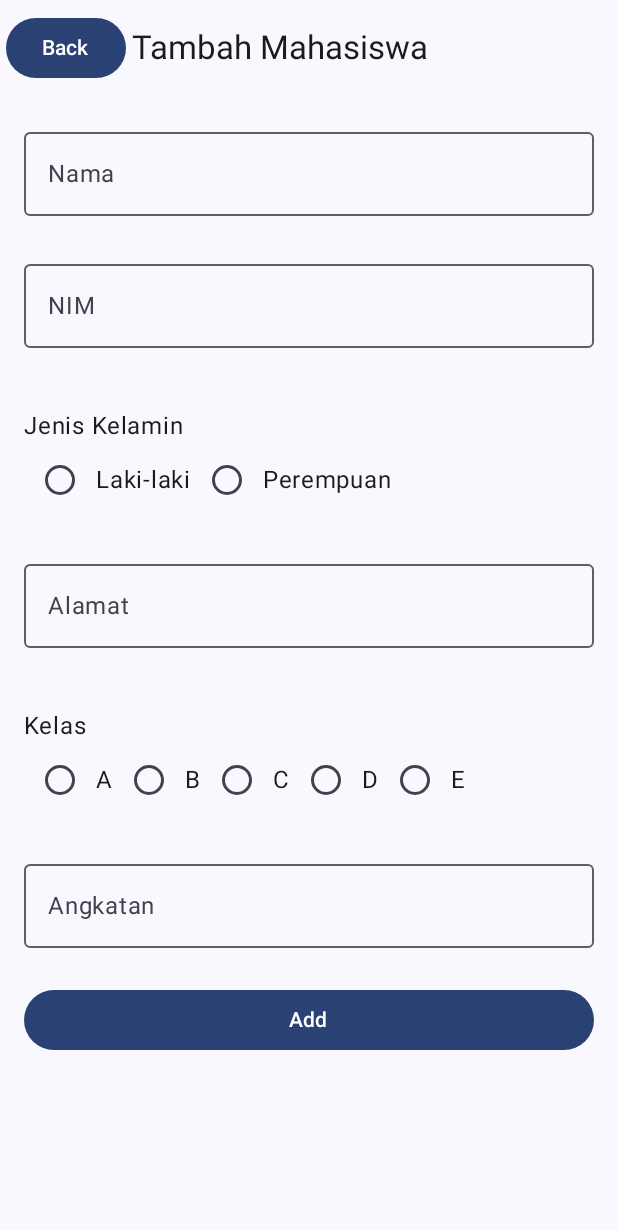
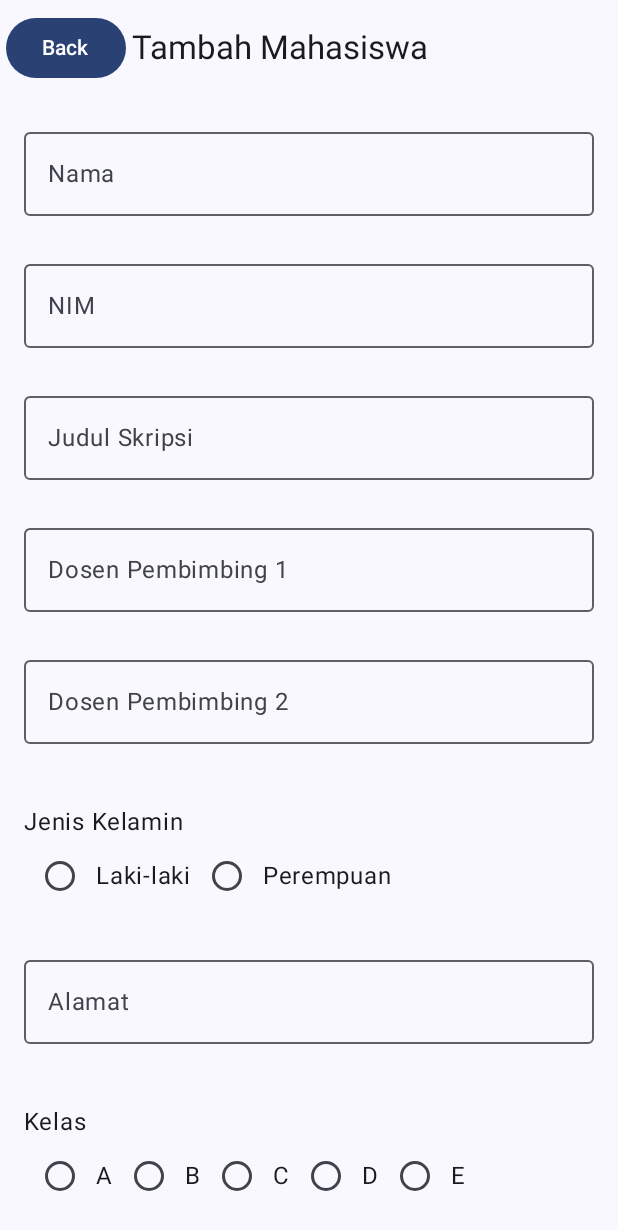
Before and after one commit to yabuuu6/QuestFireBase_024, an Android app built with Jetpack Compose: the composable InsertMhsView shown on its own in the app's theme, on a phone screen of 412 x 824 dp. Shown: the top 1230 px of the screen. Run offline under Robolectric (Android 15) with nearby library versions, the phone set to English and light mode, and no system bars; our stand-ins replace Firebase (no records; nobody signed in at launch, a user with empty details on screens opened directly); 1 statement that could not run was skipped.

Commit message:
menambah data judul skripsi dan dosen pembimbing

```diff
--- a/app/src/main/java/com/example/pertemuan14/ui/home/pages/InsertView.kt
+++ b/app/src/main/java/com/example/pertemuan14/ui/home/pages/InsertView.kt
@@ -1,7 +1,9 @@
 package com.example.pertemuan14.ui.home.pages
 
 import androidx.compose.foundation.layout.*
+import androidx.compose.foundation.rememberScrollState
 import androidx.compose.foundation.text.KeyboardOptions
+import androidx.compose.foundation.verticalScroll
 import androidx.compose.material3.*
 import androidx.compose.runtime.*
 import androidx.compose.ui.Alignment
@@ -75,6 +77,7 @@ fun InsertMhsView(
                 .fillMaxSize()
                 .padding(padding)
                 .padding(16.dp)
+
         ) {
             InsertBodyMhs(
                 uiState = uiEvent,
@@ -101,7 +104,9 @@ fun InsertBodyMhs(
     homeUiState: FormState
 ){
     Column(
-        modifier = modifier.fillMaxWidth(),
+        modifier = modifier
+            .fillMaxWidth()
+            .verticalScroll(rememberScrollState()),
         verticalArrangement = Arrangement.Center,
         horizontalAlignment = Alignment.CenterHorizontally
     ){
@@ -109,11 +114,13 @@ fun InsertBodyMhs(
             mahasiswaEvent = uiState.insertUiEvent,
             onValueChange = onValueChange,
             errorState = uiState.isEntryValid,
-            modifier = Modifier.fillMaxWidth()
+            modifier = Modifier
+                .fillMaxWidth()
         )
         Button(
             onClick = onClick,
-            modifier = Modifier.fillMaxWidth(),
+            modifier = Modifier
+                .fillMaxWidth(),
             enabled = homeUiState !is FormState.Loading,
         ) {
             if (homeUiState is FormState.Loading) {
@@ -142,7 +149,8 @@ fun FormMahasiswa(
     val kelas = listOf("A", "B", "C", "D", "E")
 
     Column(
-        modifier = modifier.fillMaxWidth()
+        modifier = modifier
+            .fillMaxWidth()
     ){
         OutlinedTextField(
             modifier = Modifier.fillMaxWidth(),
@@ -171,6 +179,46 @@ fun FormMahasiswa(
         )
         Text(
             text = errorState.nim ?: "",
+            color = Color.Red
+        )
+        OutlinedTextField(
+            modifier = Modifier.fillMaxWidth(),
+            value = mahasiswaEvent.judulSkripsi,
+            onValueChange = {
+                onValueChange(mahasiswaEvent.copy(judulSkripsi = it)) },
+            label = { Text("Judul Skripsi") },
+            isError = errorState.judulSkripsi != null,
+            placeholder = { Text("Masukkan Judul") },
+        )
+        Text(
+            text = errorState.judulSkripsi ?: "",
+            color = Color.Red
+        )
+
+        OutlinedTextField(
+            modifier = Modifier.fillMaxWidth(),
+            value = mahasiswaEvent.dosenPembimbing1,
+            onValueChange = {
+                onValueChange(mahasiswaEvent.copy(dosenPembimbing1 = it)) },
+            label = { Text("Dosen Pembimbing 1") },
+            isError = errorState.dosenPembimbing1 != null,
+            placeholder = { Text("Masukkan Dosen Pembimbing 1") },
+        )
+        Text(
+            text = errorState.dosenPembimbing1 ?: "",
+            color = Color.Red
+        )
+        OutlinedTextField(
+            modifier = Modifier.fillMaxWidth(),
+            value = mahasiswaEvent.dosenPembimbing2,
+            onValueChange = {
+                onValueChange(mahasiswaEvent.copy(dosenPembimbing2 = it)) },
+            label = { Text("Dosen Pembimbing 2") },
+            isError = errorState.nama != null,
+            placeholder = { Text("Masukkan Dosen Pembimbing 2") },
+        )
+        Text(
+            text = errorState.dosenPembimbing2 ?: "",
             color = Color.Red
         )
 
--- a/app/src/main/java/com/example/pertemuan14/ui/home/viewmodel/InsertViewModel.kt
+++ b/app/src/main/java/com/example/pertemuan14/ui/home/viewmodel/InsertViewModel.kt
@@ -34,6 +34,10 @@ class InsertViewModel(
             alamat = if (event.alamat.isNotEmpty()) null else "Alamat tidak boleh kosong",
             kelas = if (event.kelas.isNotEmpty()) null else "Kelas tidak boleh kosong",
             angkatan = if (event.angkatan.isNotEmpty()) null else "Angkatan tidak boleh kosong",
+            judulSkripsi = if (event.judulSkripsi.isNotEmpty()) null else "Angkatan tidak boleh kosong",
+            dosenPembimbing1 = if (event.dosenPembimbing1.isNotEmpty()) null else "Angkatan tidak boleh kosong",
+            dosenPembimbing2 = if (event.dosenPembimbing2.isNotEmpty()) null else "Angkatan tidak boleh kosong",
+
         )
         uiEvent = uiEvent.copy(isEntryValid = errorState)
         return errorState.isValid()
@@ -82,11 +86,15 @@ data class FormErrorState(
     val jenisKelamin: String? = null,
     val alamat: String? = null,
     val kelas: String? = null,
-    val angkatan: String? = null
+    val angkatan: String? = null,
+    val judulSkripsi: String? = null,
+    val dosenPembimbing1: String? = null,
+    val dosenPembimbing2: String? = null
 ) {
     fun isValid(): Boolean {
         return nim == null && nama == null && jenisKelamin == null &&
-                alamat == null && kelas == null && angkatan == null
+                alamat == null && kelas == null && angkatan == null && judulSkripsi == null && dosenPembimbing1 == null
+                && dosenPembimbing2 == null
     }
 }
 
@@ -96,7 +104,11 @@ data class MahasiswaEvent(
     val jenisKelamin: String = "",
     val alamat: String = "",
     val kelas: String = "",
-    val angkatan: String = ""
+    val angkatan: String = "",
+    val judulSkripsi: String = "",
+    val dosenPembimbing1: String = "",
+    val dosenPembimbing2: String = ""
+
 )
 
 fun MahasiswaEvent.toMhsModel(): Mahasiswa = Mahasiswa(
@@ -105,5 +117,9 @@ fun MahasiswaEvent.toMhsModel(): Mahasiswa = Mahasiswa(
     jenisKelamin = jenisKelamin,
     alamat = alamat,
     kelas = kelas,
-    angkatan = angkatan
+    angkatan = angkatan,
+    judulSkripsi = judulSkripsi,
+    dosenPembimbing1 = dosenPembimbing2,
+    dosenPembimbing2 = dosenPembimbing2,
+
 )
```
Also changed, not shown: app/src/main/java/com/example/pertemuan14/model/Mahasiswa.kt (+5 -2 lines), app/src/main/java/com/example/pertemuan14/ui/home/viewmodel/DetailViewModel.kt (added, +15 -0 lines).
